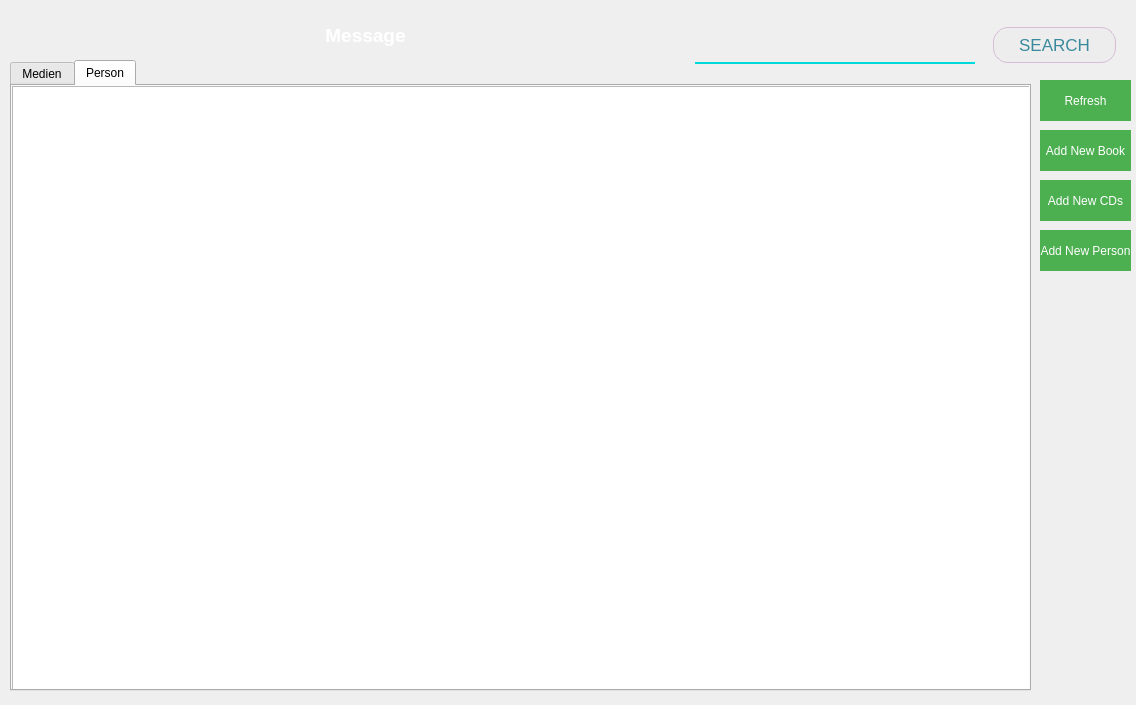
The window that mainwindow.ui (concat1911/LibraryManager) describes before a commit, drawn with Qt 5.
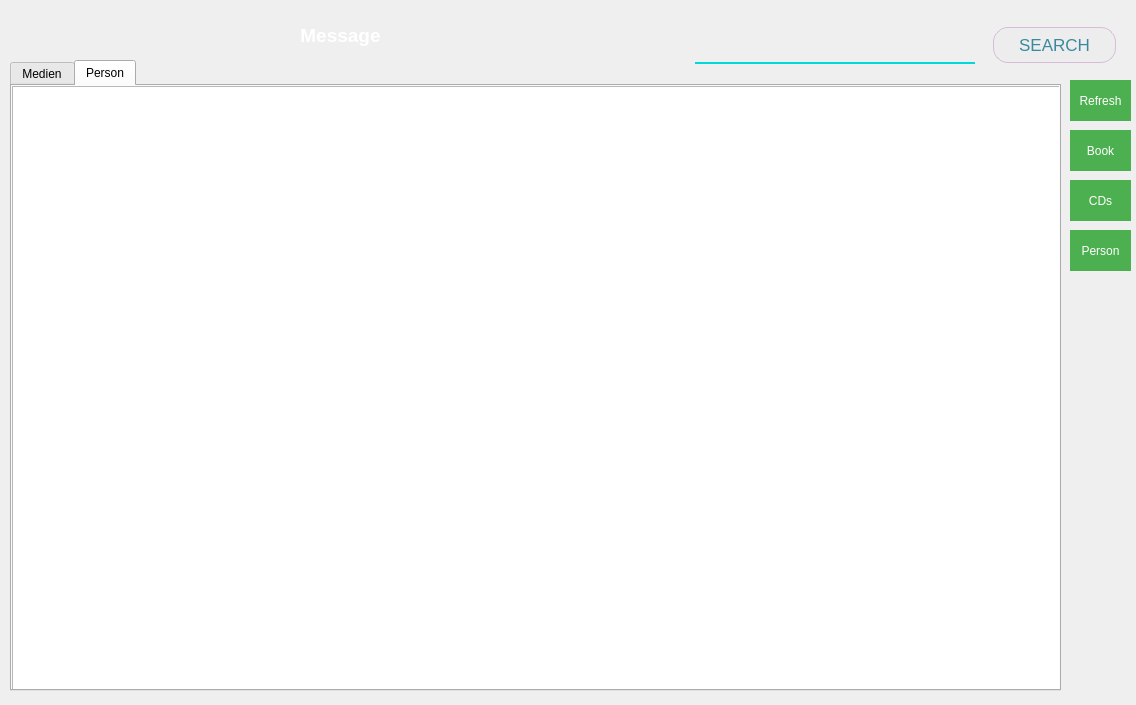
The same window after the commit. The open tabs and pages were chosen to show the change. Icons and pictures are not drawn.

Commit message: Update Book CRUD funtions

Diff of the .ui file:
```diff
--- a/mainwindow.ui
+++ b/mainwindow.ui
@@ -36,7 +36,7 @@
      <rect>
       <x>10</x>
       <y>20</y>
-      <width>711</width>
+      <width>661</width>
       <height>31</height>
      </rect>
     </property>
@@ -60,27 +60,27 @@
    <widget class="QPushButton" name="addMedianBtn">
     <property name="geometry">
      <rect>
-      <x>1040</x>
+      <x>1070</x>
       <y>130</y>
-      <width>91</width>
+      <width>61</width>
       <height>41</height>
      </rect>
     </property>
     <property name="text">
-     <string>Add New Book</string>
+     <string>Book</string>
     </property>
    </widget>
    <widget class="QPushButton" name="addCDsBtn">
     <property name="geometry">
      <rect>
-      <x>1040</x>
+      <x>1070</x>
       <y>180</y>
-      <width>91</width>
+      <width>61</width>
       <height>41</height>
      </rect>
     </property>
     <property name="text">
-     <string>Add New CDs</string>
+     <string>CDs</string>
     </property>
    </widget>
    <widget class="QTabWidget" name="tabWidget">
@@ -88,7 +88,7 @@
      <rect>
       <x>10</x>
       <y>60</y>
-      <width>1021</width>
+      <width>1051</width>
       <height>631</height>
      </rect>
     </property>
@@ -156,6 +156,11 @@
      </widget>
     </widget>
     <widget class="QWidget" name="Person">
+     <property name="font">
+      <font>
+       <pointsize>11</pointsize>
+      </font>
+     </property>
      <attribute name="title">
       <string>Person</string>
      </attribute>
@@ -164,10 +169,15 @@
        <rect>
         <x>0</x>
         <y>0</y>
-        <width>1121</width>
+        <width>1051</width>
         <height>611</height>
        </rect>
       </property>
+      <property name="font">
+       <font>
+        <pointsize>11</pointsize>
+       </font>
+      </property>
       <property name="sortingEnabled">
        <bool>true</bool>
       </property>
@@ -180,22 +190,22 @@
    <widget class="QPushButton" name="addPersonBtn">
     <property name="geometry">
      <rect>
-      <x>1040</x>
+      <x>1070</x>
       <y>230</y>
-      <width>91</width>
+      <width>61</width>
       <height>41</height>
      </rect>
     </property>
     <property name="text">
-     <string>Add New Person</string>
+     <string>Person</string>
     </property>
    </widget>
    <widget class="QPushButton" name="refreshBtn">
     <property name="geometry">
      <rect>
-      <x>1040</x>
+      <x>1070</x>
       <y>80</y>
-      <width>91</width>
+      <width>61</width>
       <height>41</height>
      </rect>
     </property>
@@ -206,7 +216,7 @@
      <string>Refresh</string>
     </property>
    </widget>
-   <widget class="QWidget" name="">
+   <widget class="QWidget" name="layoutWidget">
     <property name="geometry">
      <rect>
       <x>690</x>
```
Left out of the diff: 10 changed lines with no effect on the pictures. The commit also changes 9 other files.
